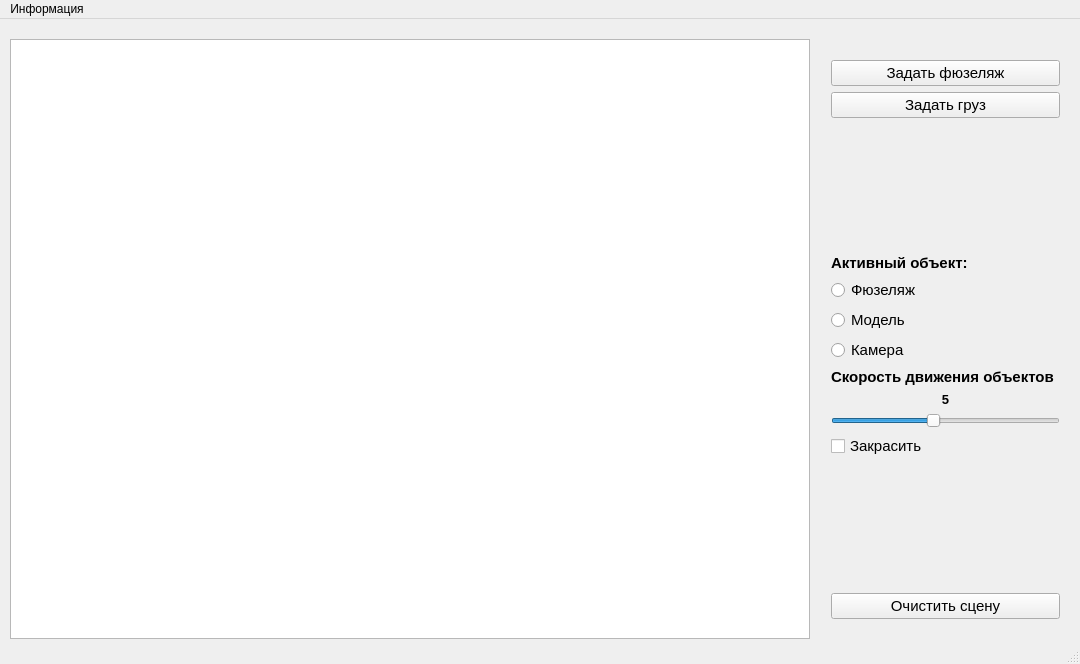
Old version of the form flyShipment/mainwindow.ui in the repository Unatart/CGcourceproj.
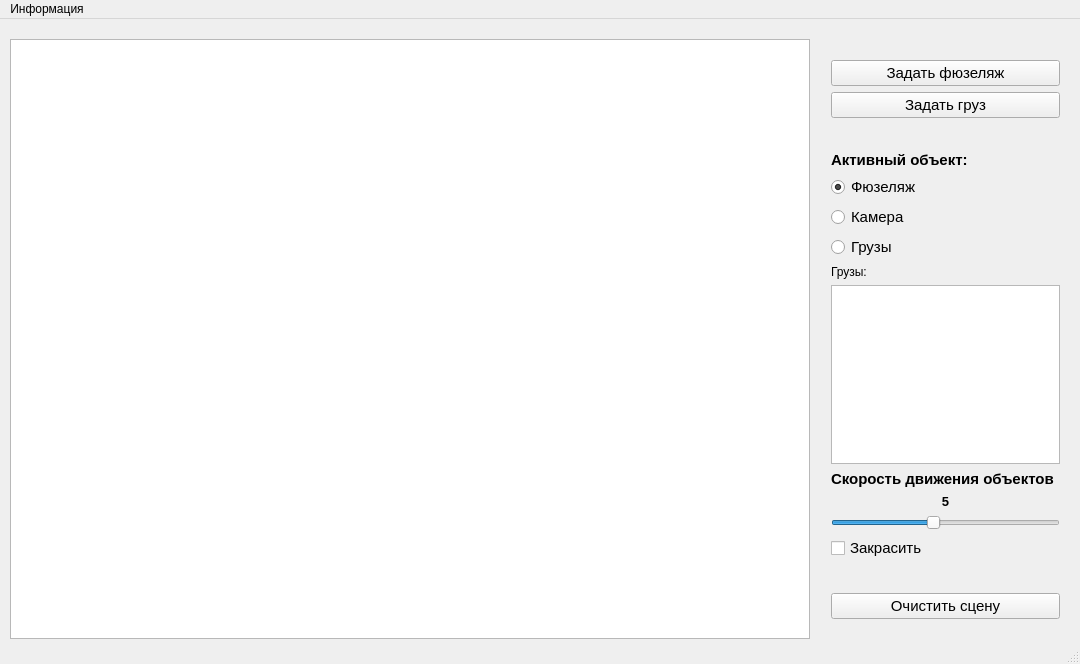
New version of the form.

What changed in the file:
```diff
--- a/flyShipment/mainwindow.ui
+++ b/flyShipment/mainwindow.ui
@@ -91,21 +91,9 @@
        <property name="checkable">
         <bool>true</bool>
        </property>
-      </widget>
-     </item>
-     <item>
-      <widget class="QRadioButton" name="model">
-       <property name="enabled">
+       <property name="checked">
         <bool>true</bool>
        </property>
-       <property name="font">
-        <font>
-         <pointsize>11</pointsize>
-        </font>
-       </property>
-       <property name="text">
-        <string>Модель</string>
-       </property>
       </widget>
      </item>
      <item>
@@ -126,6 +114,32 @@
        </property>
       </widget>
      </item>
+     <item>
+      <widget class="QRadioButton" name="models">
+       <property name="font">
+        <font>
+         <pointsize>11</pointsize>
+        </font>
+       </property>
+       <property name="text">
+        <string>Грузы</string>
+       </property>
+      </widget>
+     </item>
+     <item>
+      <widget class="QLabel" name="label_4">
+       <property name="text">
+        <string>Грузы:</string>
+       </property>
+      </widget>
+     </item>
+     <item>
+      <widget class="QListWidget" name="modelList">
+       <property name="enabled">
+        <bool>true</bool>
+       </property>
+      </widget>
+     </item>
      <item>
       <widget class="QLabel" name="label">
        <property name="font">
```
